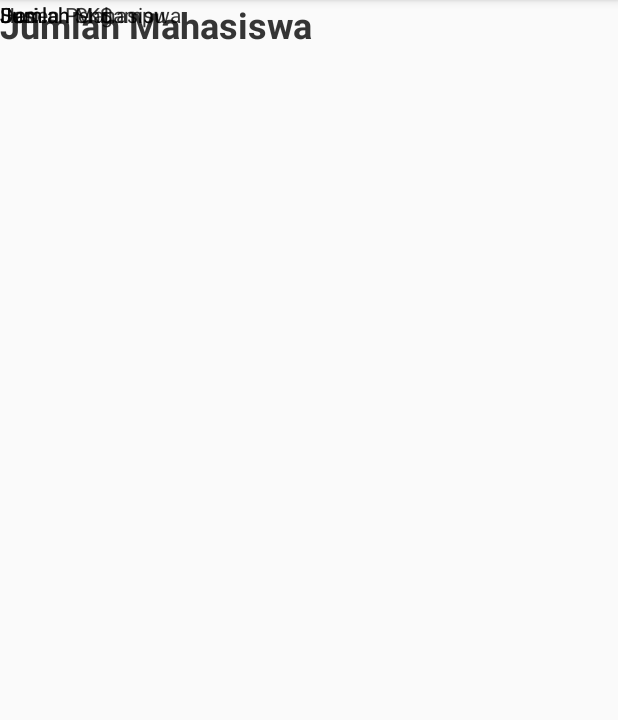
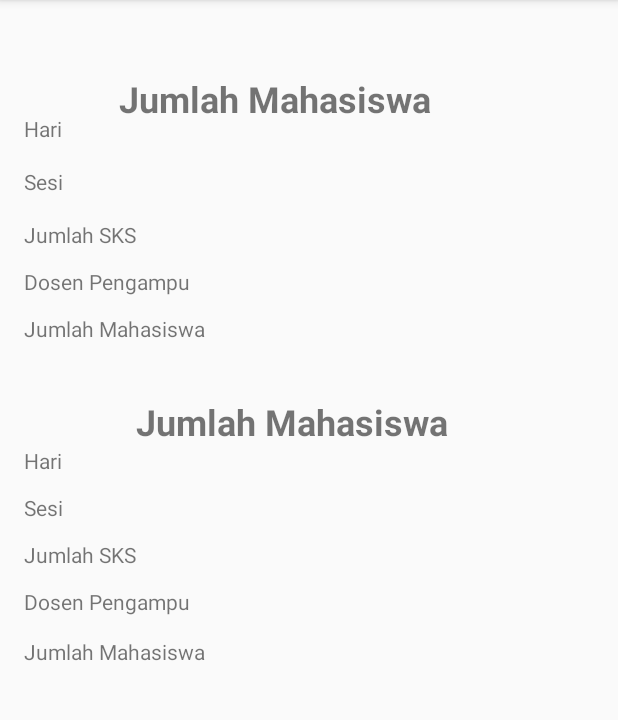
Before and after one commit to DanielSNugraha/PrototypeProgmob, an Android app: the LihatDataKrs screen opened directly, with no data from a screen before it, on a phone screen of 412 x 824 dp, the part 84-804 px from its top. Run offline under Robolectric (Android 15) with nearby library versions, the light colour scheme and no system bars.

Commit message:
Ujian Progmob ya

```diff
--- a/app/src/main/java/ukdw/com/prototypeprogmob/Adapter/MahasiswaAdapter.java
+++ b/app/src/main/java/ukdw/com/prototypeprogmob/Adapter/MahasiswaAdapter.java
@@ -12,7 +12,7 @@ import java.util.ArrayList;
 import ukdw.com.prototypeprogmob.Model.Mahasiswa;
 import ukdw.com.prototypeprogmob.R;
 import ukdw.com.prototypeprogmob.RecylerViewMhsActivity;
-
+/*
 public class MahasiswaAdapter extends
         RecylerViewMhsActivity.Adapter<MahasiswaAdapter.ViewHolder>{
     private ArrayList<Mahasiswa> mahasiswaArrayList;
@@ -53,3 +53,4 @@ public class MahasiswaAdapter extends
         }
     }
 }
+*/
--- a/app/src/main/res/layout/activity_lihat_data_krs.xml
+++ b/app/src/main/res/layout/activity_lihat_data_krs.xml
@@ -10,65 +10,88 @@
         android:id="@+id/textView8"
         android:layout_width="wrap_content"
         android:layout_height="wrap_content"
+        android:layout_marginTop="12dp"
         android:text="Jumlah SKS"
-        tools:layout_editor_absoluteX="12dp"
-        tools:layout_editor_absoluteY="376dp" />
+        app:layout_constraintEnd_toEndOf="parent"
+        app:layout_constraintHorizontal_bias="0.047"
+        app:layout_constraintStart_toStartOf="parent"
+        app:layout_constraintTop_toBottomOf="@+id/textView7" />
 
     <TextView
         android:id="@+id/textView6"
         android:layout_width="wrap_content"
         android:layout_height="wrap_content"
         android:text="Hari"
-        tools:layout_editor_absoluteX="13dp"
-        tools:layout_editor_absoluteY="310dp" />
+        app:layout_constraintEnd_toEndOf="parent"
+        app:layout_constraintHorizontal_bias="0.041"
+        app:layout_constraintStart_toStartOf="parent"
+        app:layout_constraintTop_toBottomOf="@+id/textView19" />
 
     <TextView
         android:id="@+id/textView7"
         android:layout_width="wrap_content"
         android:layout_height="wrap_content"
+        android:layout_marginTop="12dp"
         android:text="Sesi"
-        tools:layout_editor_absoluteX="13dp"
-        tools:layout_editor_absoluteY="344dp" />
+        app:layout_constraintEnd_toEndOf="parent"
+        app:layout_constraintHorizontal_bias="0.041"
+        app:layout_constraintStart_toStartOf="parent"
+        app:layout_constraintTop_toBottomOf="@+id/textView6" />
 
     <TextView
         android:id="@+id/textView4"
         android:layout_width="wrap_content"
         android:layout_height="wrap_content"
+        android:layout_marginTop="16dp"
         android:text="Sesi"
-        tools:layout_editor_absoluteX="13dp"
-        tools:layout_editor_absoluteY="117dp" />
+        app:layout_constraintEnd_toEndOf="parent"
+        app:layout_constraintHorizontal_bias="0.041"
+        app:layout_constraintStart_toStartOf="parent"
+        app:layout_constraintTop_toBottomOf="@+id/textView3" />
 
     <TextView
         android:id="@+id/textView5"
         android:layout_width="wrap_content"
         android:layout_height="wrap_content"
+        android:layout_marginTop="16dp"
         android:text="Jumlah SKS"
-        tools:layout_editor_absoluteX="13dp"
-        tools:layout_editor_absoluteY="145dp" />
+        app:layout_constraintEnd_toEndOf="parent"
+        app:layout_constraintHorizontal_bias="0.047"
+        app:layout_constraintStart_toStartOf="parent"
+        app:layout_constraintTop_toBottomOf="@+id/textView4" />
 
     <TextView
         android:id="@+id/textView3"
         android:layout_width="wrap_content"
         android:layout_height="wrap_content"
+        android:layout_marginTop="76dp"
         android:text="Hari"
-        tools:layout_editor_absoluteX="13dp"
-        tools:layout_editor_absoluteY="90dp" />
+        app:layout_constraintEnd_toEndOf="parent"
+        app:layout_constraintHorizontal_bias="0.041"
+        app:layout_constraintStart_toStartOf="parent"
+        app:layout_constraintTop_toTopOf="parent" />
 
     <TextView
         android:id="@+id/textView9"
         android:layout_width="wrap_content"
         android:layout_height="wrap_content"
+        android:layout_marginTop="12dp"
         android:text="Dosen Pengampu"
-        tools:layout_editor_absoluteX="12dp"
-        tools:layout_editor_absoluteY="177dp" />
+        app:layout_constraintEnd_toEndOf="parent"
+        app:layout_constraintHorizontal_bias="0.053"
+        app:layout_constraintStart_toStartOf="parent"
+        app:layout_constraintTop_toBottomOf="@+id/textView5" />
 
     <TextView
         android:id="@+id/textView11"
         android:layout_width="wrap_content"
         android:layout_height="wrap_content"
+        android:layout_marginTop="12dp"
         android:text="Jumlah Mahasiswa"
-        tools:layout_editor_absoluteX="13dp"
-        tools:layout_editor_absoluteY="205dp" />
+        app:layout_constraintEnd_toEndOf="parent"
+        app:layout_constraintHorizontal_bias="0.055"
+        app:layout_constraintStart_toStartOf="parent"
+        app:layout_constraintTop_toBottomOf="@+id/textView9" />
 
     <TextView
         android:id="@+id/textView18"
@@ -77,8 +100,12 @@
         android:text="Jumlah Mahasiswa"
         android:textSize="24sp"
         android:textStyle="bold"
-        tools:layout_editor_absoluteX="12dp"
-        tools:layout_editor_absoluteY="46dp" />
+        app:layout_constraintBottom_toBottomOf="parent"
+        app:layout_constraintEnd_toEndOf="parent"
+        app:layout_constraintHorizontal_bias="0.39"
+        app:layout_constraintStart_toStartOf="parent"
+        app:layout_constraintTop_toTopOf="parent"
+        app:layout_constraintVertical_bias="0.067" />
 
     <TextView
         android:id="@+id/textView19"
@@ -87,23 +114,35 @@
         android:text="Jumlah Mahasiswa"
         android:textSize="24sp"
         android:textStyle="bold"
-        tools:layout_editor_absoluteX="12dp"
-        tools:layout_editor_absoluteY="269dp" />
+        app:layout_constraintBottom_toBottomOf="parent"
+        app:layout_constraintEnd_toEndOf="parent"
+        app:layout_constraintHorizontal_bias="0.443"
+        app:layout_constraintStart_toStartOf="parent"
+        app:layout_constraintTop_toTopOf="parent"
+        app:layout_constraintVertical_bias="0.36" />
 
     <TextView
         android:id="@+id/textView12"
         android:layout_width="wrap_content"
         android:layout_height="wrap_content"
+        android:layout_marginTop="12dp"
         android:text="Jumlah Mahasiswa"
-        tools:layout_editor_absoluteX="12dp"
-        tools:layout_editor_absoluteY="434dp" />
+        app:layout_constraintBottom_toBottomOf="parent"
+        app:layout_constraintEnd_toEndOf="parent"
+        app:layout_constraintHorizontal_bias="0.055"
+        app:layout_constraintStart_toStartOf="parent"
+        app:layout_constraintTop_toBottomOf="@+id/textView10"
+        app:layout_constraintVertical_bias="0.006" />
 
     <TextView
         android:id="@+id/textView10"
         android:layout_width="wrap_content"
         android:layout_height="wrap_content"
+        android:layout_marginTop="12dp"
         android:text="Dosen Pengampu"
-        tools:layout_editor_absoluteX="12dp"
-        tools:layout_editor_absoluteY="404dp" />
+        app:layout_constraintEnd_toEndOf="parent"
+        app:layout_constraintHorizontal_bias="0.053"
+        app:layout_constraintStart_toStartOf="parent"
+        app:layout_constraintTop_toBottomOf="@+id/textView8" />
 
 </androidx.constraintlayout.widget.ConstraintLayout>
--- a/app/src/main/res/layout/activity_lihat_data_mhs.xml
+++ b/app/src/main/res/layout/activity_lihat_data_mhs.xml
@@ -8,41 +8,15 @@
 
     <ImageView
         android:id="@+id/imageView3"
-        android:layout_width="117dp"
-        android:layout_height="134dp"
+        android:layout_width="130dp"
+        android:layout_height="130dp"
         app:layout_constraintBottom_toBottomOf="parent"
         app:layout_constraintEnd_toEndOf="parent"
-        app:layout_constraintHorizontal_bias="0.891"
+        app:layout_constraintHorizontal_bias="0.871"
         app:layout_constraintStart_toStartOf="parent"
         app:layout_constraintTop_toTopOf="parent"
-        app:layout_constraintVertical_bias="0.087"
+        app:layout_constraintVertical_bias="0.103"
         tools:srcCompat="@drawable/mhs2" />
-
-    <TextView
-        android:id="@+id/txtNama"
-        android:layout_width="wrap_content"
-        android:layout_height="wrap_content"
-        android:text="Nama"
-        android:textSize="18sp"
-        app:layout_constraintBottom_toBottomOf="parent"
-        app:layout_constraintEnd_toEndOf="parent"
-        app:layout_constraintHorizontal_bias="0.104"
-        app:layout_constraintStart_toStartOf="parent"
-        app:layout_constraintTop_toBottomOf="@+id/txtNim"
-        app:layout_constraintVertical_bias="0.0" />
-
-    <TextView
-        android:id="@+id/txtAlamat"
-        android:layout_width="wrap_content"
-        android:layout_height="wrap_content"
-        android:text="Alamat"
-        android:textSize="18sp"
-        app:layout_constraintBottom_toBottomOf="parent"
-        app:layout_constraintEnd_toEndOf="parent"
-        app:layout_constraintHorizontal_bias="0.107"
-        app:layout_constraintStart_toStartOf="parent"
-        app:layout_constraintTop_toBottomOf="@+id/txtEmail"
-        app:layout_constraintVertical_bias="0.001" />
 
     <TextView
         android:id="@+id/txtNim"
@@ -58,6 +32,19 @@
         app:layout_constraintVertical_bias="0.093" />
 
     <TextView
+        android:id="@+id/txtNama"
+        android:layout_width="wrap_content"
+        android:layout_height="wrap_content"
+        android:text="Nama"
+        android:textSize="18sp"
+        app:layout_constraintBottom_toBottomOf="parent"
+        app:layout_constraintEnd_toEndOf="parent"
+        app:layout_constraintHorizontal_bias="0.104"
+        app:layout_constraintStart_toStartOf="parent"
+        app:layout_constraintTop_toBottomOf="@+id/txtNim"
+        app:layout_constraintVertical_bias="0.016" />
+
+    <TextView
         android:id="@+id/txtEmail"
         android:layout_width="wrap_content"
         android:layout_height="wrap_content"
@@ -69,7 +56,20 @@
         app:layout_constraintHorizontal_bias="0.103"
         app:layout_constraintStart_toStartOf="parent"
         app:layout_constraintTop_toBottomOf="@+id/txtNama"
-        app:layout_constraintVertical_bias="0.001" />
+        app:layout_constraintVertical_bias="0.013" />
+
+    <TextView
+        android:id="@+id/txtAlamat"
+        android:layout_width="wrap_content"
+        android:layout_height="wrap_content"
+        android:text="Alamat"
+        android:textSize="18sp"
+        app:layout_constraintBottom_toBottomOf="parent"
+        app:layout_constraintEnd_toEndOf="parent"
+        app:layout_constraintHorizontal_bias="0.107"
+        app:layout_constraintStart_toStartOf="parent"
+        app:layout_constraintTop_toBottomOf="@+id/txtEmail"
+        app:layout_constraintVertical_bias="0.021" />
 
 
 </androidx.constraintlayout.widget.ConstraintLayout>
```
